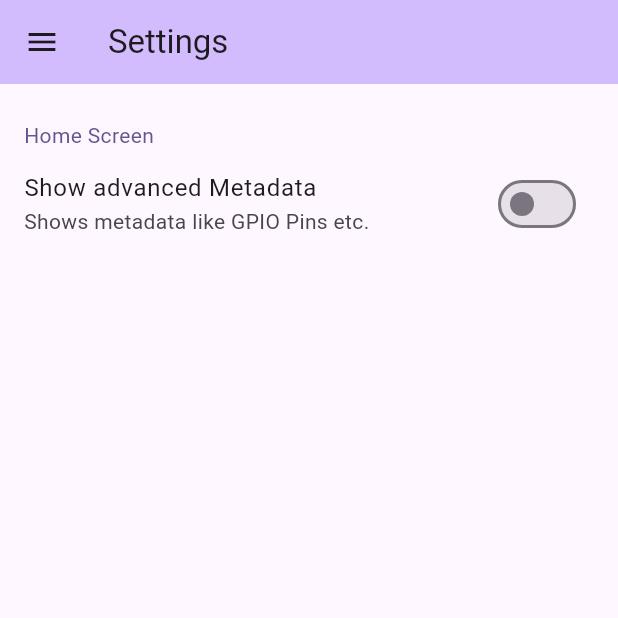
After one commit to codecrafter404/gax-app, a Flutter app: the OptionsPage screen opened directly, on a phone screen of 412 x 824 dp, the top half of it. The commit adds this screen. Run offline on Flutter 3.47's test engine with Material 3 defaults, Android fonts, the phone set to English and light mode, and no system bars; our stand-ins replace flutter_blue_plus, font_awesome_flutter, local_auth, shared_preferences; missing offline and left inert: ecdsa, elliptic, mobile_scanner; accounts and stored records are empty.

Commit message:
implemented settings screen

```diff
--- /dev/null
+++ b/lib/pages/OptionsPage.dart
@@ -0,0 +1,133 @@
+import 'dart:collection';
+import 'dart:convert';
+
+import 'package:flutter/material.dart';
+import 'package:gax_app/utils/ErrorUtils.dart';
+import 'package:gax_app/widgets/Drawer.dart';
+import 'package:gax_app/widgets/ErrorWidget.dart';
+import 'package:shared_preferences/shared_preferences.dart';
+
+class OptionsPage extends StatefulWidget {
+  const OptionsPage({super.key});
+
+  @override
+  State<OptionsPage> createState() => _OptionsPageState();
+}
+
+class _OptionsPageState extends State<OptionsPage> {
+  late Future<ConfigOptions> future;
+
+  Future<ConfigOptions> loadConfig() async {
+    return await ConfigOptions.load();
+  }
+
+  @override
+  void initState() {
+    future = loadConfig();
+    super.initState();
+  }
+
+  late ConfigOptions options;
+
+  @override
+  Widget build(BuildContext context) {
+    return Scaffold(
+      appBar: AppBar(
+        backgroundColor: Theme.of(context).colorScheme.inversePrimary,
+        title: Text("Settings"),
+      ),
+      drawer: AppDrawer(
+        currentLocation: 3,
+      ),
+      body: FutureBuilder<ConfigOptions>(
+          future: future,
+          builder:
+              (BuildContext context, AsyncSnapshot<ConfigOptions> snapshot) {
+            if (snapshot.hasData) {
+              options = snapshot.data!;
+            }
+
+            if (snapshot.hasError) {
+              var e = snapshot.error!;
+              return CopyErrorWidget(e: e);
+            }
+
+            if (snapshot.connectionState != ConnectionState.done) {
+              return Center(
+                child: CircularProgressIndicator(),
+              );
+            }
+
+            return ListView(
+              children: [
+                Padding(
+                  padding: const EdgeInsets.fromLTRB(16, 24, 16, 0),
+                  child: Text(
+                    "Home Screen",
+                    style: Theme.of(context)
+                        .textTheme
+                        .bodyMedium!
+                        .copyWith(color: Theme.of(context).colorScheme.primary),
+                  ),
+                ),
+                SwitchListTile(
+                  title: Text("Show advanced Metadata"),
+                  subtitle: Text("Shows metadata like GPIO Pins etc."),
+                  value: options.advancedMetadata,
+                  onChanged: (bool? x) async {
+                    if (x != null) {
+                      setState(() {
+                        options.advancedMetadata = x;
+                      });
+                      try {
+                        await options.save();
+                      } catch (e) {
+                        if (context.mounted) {
+                          displayErrorMessage(
+                            context,
+                            "Failed to save settings",
+                            e.toString(),
+                          );
+                        }
+                      }
+                    }
+                  },
+                )
+              ],
+            );
+          }),
+    );
+  }
+}
+
+class ConfigOptions {
+  bool advancedMetadata;
+  ConfigOptions({required this.advancedMetadata});
+
+  Map<String, dynamic> toJson() {
+    return {
+      'advanced_metadata': advancedMetadata,
+    };
+  }
+
+  factory ConfigOptions.fromJson(Map<String, dynamic> data) {
+    final advancedMetadata = data['advanced_metadata'] as bool;
+    return ConfigOptions(
+      advancedMetadata: advancedMetadata,
+    );
+  }
+  static Future<ConfigOptions> load() async {
+    SharedPreferences prefs = await SharedPreferences.getInstance();
+    String? settings = prefs.getString("settings");
+    if (settings == null) {
+      return ConfigOptions(advancedMetadata: false);
+    }
+    ConfigOptions opts = ConfigOptions.fromJson(jsonDecode(settings));
+    return opts;
+  }
+
+  Future<void> save() async {
+    SharedPreferences prefs = await SharedPreferences.getInstance();
+    await prefs.setString("settings", jsonEncode(toJson()));
+  }
+}
--- a/lib/pages/home.dart
+++ b/lib/pages/home.dart
@@ -215,6 +215,9 @@ class _HomePageState extends State<HomePage> {
           bool isConnected = x == BluetoothConnectionState.connected;
           setState(() {
             deviceStatus.deviceConnected = isConnected;
+            if (!deviceStatus.deviceConnected) {
+              deviceStatus.deviceMetadata = null;
+            }
           });
         }
       },
--- a/lib/widgets/Drawer.dart
+++ b/lib/widgets/Drawer.dart
@@ -1,5 +1,6 @@
 import 'package:flutter/material.dart';
 import 'package:gax_app/pages/EditPage.dart';
+import 'package:gax_app/pages/OptionsPage.dart';
 import 'package:gax_app/pages/home.dart';
 import 'package:gax_app/pages/qr-scanner.dart';
 
@@ -36,7 +37,7 @@ class AppDrawer extends StatelessWidget {
       page: QRCodeScannerPage(
         isSetup: false,
       ),
-      push: false,
+      push: true,
     ),
     Destination(
       label: "Edit configuration",
@@ -45,7 +46,14 @@ class AppDrawer extends StatelessWidget {
       page: EditPage(
         isSetup: false,
       ),
-      push: false,
+      push: true,
+    ),
+    Destination(
+      label: "Settings",
+      icon: Icon(Icons.settings),
+      selectedIcon: Icon(Icons.settings),
+      page: OptionsPage(),
+      push: true,
     ),
   ];
 
@@ -55,6 +63,7 @@ class AppDrawer extends StatelessWidget {
       selectedIndex: currentLocation,
       onDestinationSelected: (i) {
         if (i == currentLocation) return;
+        Navigator.pop(context);
         if (destinations[i].push) {
           Navigator.push(context,
               MaterialPageRoute(builder: (context) => destinations[i].page));
```
Also changed, not shown: lib/pages/qr-scanner.dart (+2 -23 lines), lib/widgets/DeviceStatusWidget.dart (+41 -4 lines), lib/widgets/ErrorWidget.dart (added, +34 -0 lines).
